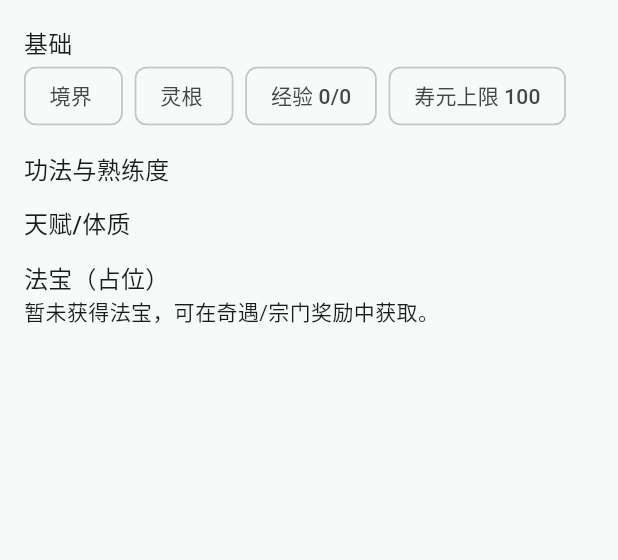
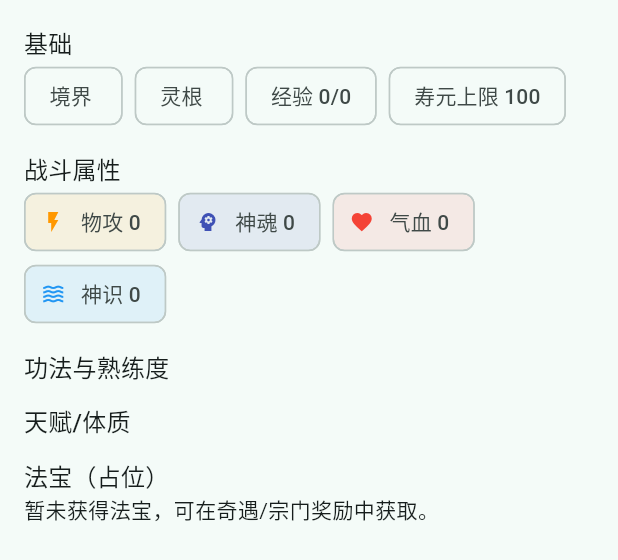
Before and after one commit to ark-65/ImmortalChronicles, a Flutter app: the DetailSheet widget shown alone on an empty page, opened directly with empty values, on a phone screen of 412 x 824 dp. Shown: the top 560 px of the screen. Run offline on Flutter 3.47's test engine with Material 3 defaults, Android fonts, the phone set to English and light mode, and no system bars; our stand-ins replace shared_preferences, yaml; accounts and stored records are empty.

Commit message:
feat: 完善

```diff
--- a/lib/data/event_repository.dart
+++ b/lib/data/event_repository.dart
@@ -151,7 +151,7 @@ class EventRepository {
       mapIds: override.mapIds ?? template.mapIds,
       familyTiers: override.familyTiers ?? template.familyTiers,
       conditions: {...template.conditions, ...override.conditions},
-      prerequisites: [...template.prerequisites, ...override.prerequisites].toSet().toList(),
+      prerequisites: {...template.prerequisites, ...override.prerequisites}.toList(),
       effects: {...template.effects, ...override.effects},
       choices: override.choices.isEmpty ? template.choices : override.choices,
       weight: (override.toJson()['weight'] != null) ? override.weight : template.weight,
--- a/lib/models/player_state.dart
+++ b/lib/models/player_state.dart
@@ -59,6 +59,96 @@ class PlayerState {
     if (familyScore >= 60) return 2; // 富贵安康
     if (familyScore >= 30) return 1; // 温饱保障
     return 0;
+  }
+
+  // Combat Stats
+  int get phyAtk {
+    double total = strength * 10.0;
+    for (final t in techniques) {
+      if (t.type == TechniqueType.martialArt) {
+        total += _calcTechniquePower(t, strength);
+      }
+    }
+    return total.round();
+  }
+
+  int get magAtk {
+    double total = intelligence * 10.0;
+    for (final t in techniques) {
+      if (t.type == TechniqueType.cultivation) {
+        total += _calcTechniquePower(t, intelligence);
+      }
+    }
+    return total.round();
+  }
+
+  int get hp {
+    // 气血：跟体质、力量、家境（资源）有关
+    double base = strength * 50.0 + familyScore * 10.0;
+    // Physique Bonus
+    if (physique.contains('霸体') || physique.contains('圣体') || physique.contains('力体')) {
+      base *= 1.5;
+    }
+    // Technique Bonus (Body refinements usually are martial arts)
+    for (final t in techniques) {
+       if (t.type == TechniqueType.martialArt) {
+         base += _calcTechniquePower(t, strength) * 5;
+       }
+    }
+    return base.round();
+  }
+
+  int get mp {
+    // 神识：跟智力、魅力（精神力）、境界有关
+    double base = intelligence * 50.0 + charm * 10.0;
+    // Physique Bonus
+    if (physique.contains('道胎') || physique.contains('灵体') || physique.contains('药灵')) {
+      base *= 1.3;
+    } else if (physique.contains('绝灵')) {
+      base *= 0.5;
+    }
+    // Technique Bonus
+    for (final t in techniques) {
+       if (t.type == TechniqueType.cultivation) {
+         base += _calcTechniquePower(t, intelligence) * 2;
+       }
+    }
+    return base.round();
+  }
+
+  double _calcTechniquePower(Technique t, int baseAttr) {
+    // 1. Grade Multiplier
+    double gradeMult = switch (t.grade) {
+      TechniqueGrade.fan => 1.0,
+      TechniqueGrade.ling => 1.5,
+      TechniqueGrade.xian => 2.5,
+      TechniqueGrade.sheng => 5.0,
+      TechniqueGrade.dao => 10.0,
+    };
+
+    // 2. Rank Bonus (Multiplier on top)
+    double rankMult = switch (t.rank) {
+      OpportunityTier.sss => 2.0,
+      OpportunityTier.ss => 1.8,
+      OpportunityTier.s => 1.5,
+      OpportunityTier.a => 1.3,
+      OpportunityTier.b => 1.2,
+      OpportunityTier.c => 1.1,
+      OpportunityTier.d => 1.0,
+      OpportunityTier.e => 0.9,
+      OpportunityTier.f => 0.8,
+    };
+
+    // 3. Proficiency
+    double stageBonus = (t.stage.index + 1) * 0.5; // 0.5, 1.0, 1.5, 2.0
+
+    // 4. Root Match (Does talentLevelName contain any of technique elements?)
+    bool rootMatch = t.elements.any((e) => talentLevelName.contains(e));
+    // Special: '混沌' matches everything
+    if (talentLevelName.contains('混沌')) rootMatch = true;
+    double rootMult = rootMatch ? 1.5 : 1.0;
+
+    return baseAttr * gradeMult * rankMult * stageBonus * rootMult;
   }
 
   // 免疫特定死亡事件
--- a/lib/widgets/detail_sheet.dart
+++ b/lib/widgets/detail_sheet.dart
@@ -23,6 +23,33 @@ class DetailSheet extends StatelessWidget {
                 Chip(label: Text('灵根 ${state.talentLevelName}')),
                 Chip(label: Text('经验 ${state.exp}/${state.expRequired}')),
                 Chip(label: Text('寿元上限 ${state.maxLifespan}')),
+              ],
+            ),
+            const SizedBox(height: 12),
+            Text('战斗属性', style: Theme.of(context).textTheme.titleMedium),
+            Wrap(
+              spacing: 8,
+              children: [
+                Chip(
+                  avatar: const Icon(Icons.flash_on, size: 16, color: Colors.orange),
+                  label: Text('物攻 ${state.phyAtk}'),
+                  backgroundColor: Colors.orange.withValues(alpha: 0.1),
+                ),
+                 Chip(
+                  avatar: const Icon(Icons.psychology, size: 16, color: Colors.indigo),
+                  label: Text('神魂 ${state.magAtk}'),
+                  backgroundColor: Colors.indigo.withValues(alpha: 0.1),
+                ),
+                 Chip(
+                  avatar: const Icon(Icons.favorite, size: 16, color: Colors.red),
+                  label: Text('气血 ${state.hp}'),
+                  backgroundColor: Colors.red.withValues(alpha: 0.1),
+                ),
+                 Chip(
+                  avatar: const Icon(Icons.waves, size: 16, color: Colors.blue),
+                  label: Text('神识 ${state.mp}'),
+                  backgroundColor: Colors.blue.withValues(alpha: 0.1),
+                ),
               ],
             ),
             const SizedBox(height: 12),
```
Also changed, not shown: lib/pages/adventure_page.dart (+8 -0 lines), lib/services/event_engine.dart (+22 -3 lines).
